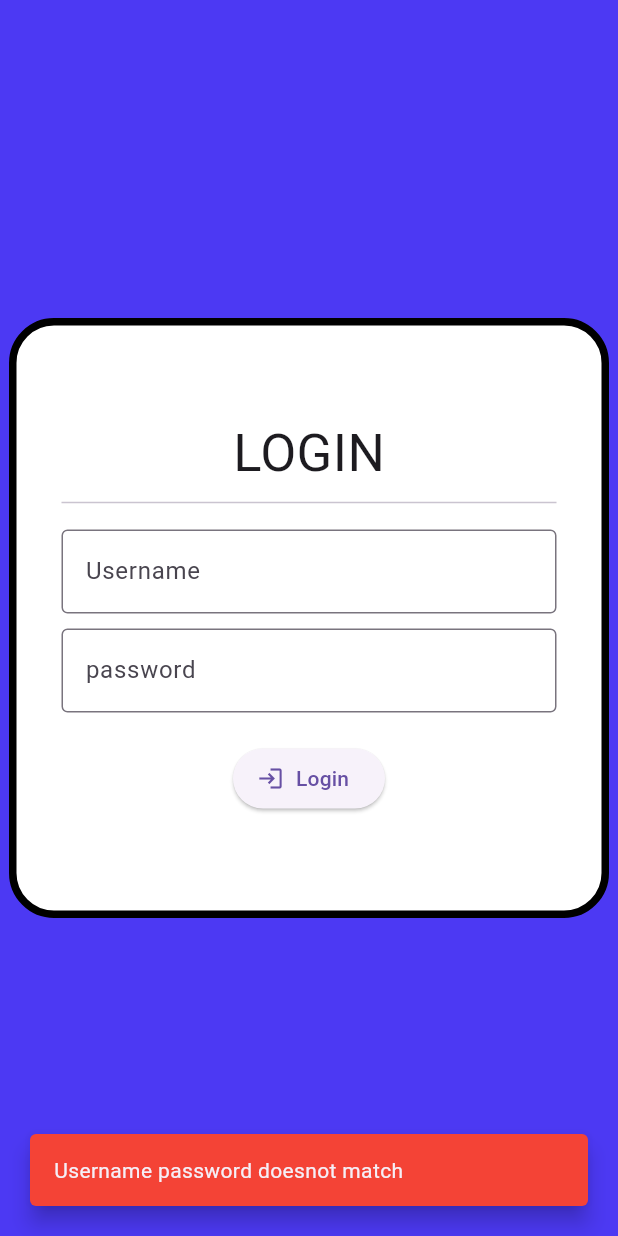
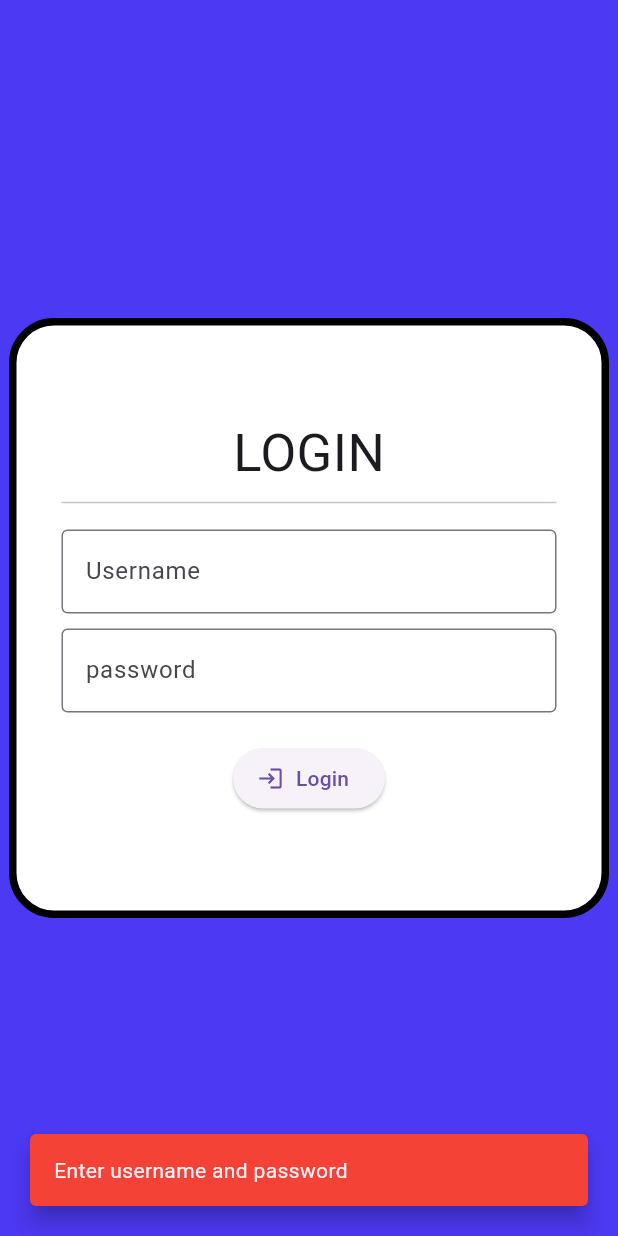
Before and after one commit to adhilmuhammedd/Flutter-Login-Page, a Flutter app: the screen it shows after launch, after a tap on "Login", on a phone screen of 412 x 824 dp. Run offline on Flutter 3.47's test engine with Material 3 defaults, Android fonts, the phone set to English and light mode, and no system bars.

Commit message:
updating login page

```diff
--- a/login/lib/login.dart
+++ b/login/lib/login.dart
@@ -68,7 +68,7 @@ class MyLogin extends StatelessWidget {
   void checkLogin(BuildContext context) {
     var use = "adhil";
     var pass = "0000";
-    if (usernameController.text == use && passwordController.text == pass){
+    if (usernameController.text == use && passwordController.text == pass) {
       Navigator.of(context).push(
         MaterialPageRoute(
           builder: (context) {
@@ -76,8 +76,62 @@ class MyLogin extends StatelessWidget {
           },
         ),
       );
-    } else {
-     final errorMessage = 'Username password doesnot match';
+    } else if (usernameController.text == passwordController.text) {
+      ScaffoldMessenger.of(context).showSnackBar(
+        const SnackBar(
+          content: Text("Enter username and password"),
+          backgroundColor: Colors.red,
+          margin: const EdgeInsets.all(20),
+          behavior: SnackBarBehavior.floating,
+        ),
+      );
+    }else if (usernameController.text == use) {
+      ScaffoldMessenger.of(context).showSnackBar(
+        const SnackBar(
+          content: Text("Enter your password"),
+          backgroundColor: Colors.red,
+          margin: const EdgeInsets.all(20),
+          behavior: SnackBarBehavior.floating,
+        ),
+      );
+    } else if (passwordController.text == pass) {
+      ScaffoldMessenger.of(context).showSnackBar(
+        const SnackBar(
+          content: Text("Enter your username"),
+          backgroundColor: Colors.red,
+          margin: const EdgeInsets.all(20),
+          behavior: SnackBarBehavior.floating,
+        ),
+      );
+    }else if (usernameController.text != use && passwordController.text != pass) {
+      ScaffoldMessenger.of(context).showSnackBar(
+        const SnackBar(
+          content: Text("invalid username and password"),
+          backgroundColor: Colors.red,
+          margin: const EdgeInsets.all(20),
+          behavior: SnackBarBehavior.floating,
+        ),
+      );
+      }else if (usernameController.text != use && passwordController.text == pass) {
+      ScaffoldMessenger.of(context).showSnackBar(
+        const SnackBar(
+          content: Text("invalid username and password"),
+          backgroundColor: Colors.red,
+          margin: const EdgeInsets.all(20),
+          behavior: SnackBarBehavior.floating,
+        ),
+      );
+      }else if (usernameController.text == use && passwordController.text != pass) {
+      ScaffoldMessenger.of(context).showSnackBar(
+        const SnackBar(
+          content: Text("invalid username and password"),
+          backgroundColor: Colors.red,
+          margin: const EdgeInsets.all(20),
+          behavior: SnackBarBehavior.floating,
+        ),
+      );
+      }else {
+      final errorMessage = 'Username password doesnot match';
 
       ScaffoldMessenger.of(context).showSnackBar(
         SnackBar(
```
